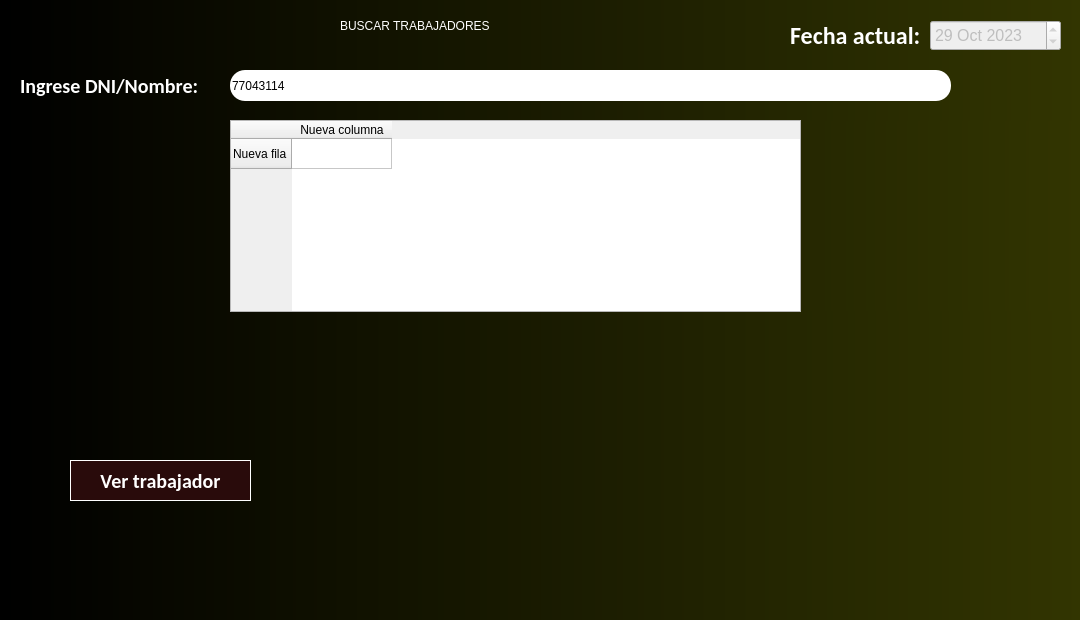
This is src/otros_recursos/GUI/TrabajadorBuscar.ui in JosueDanielGarciaBetancourt/CalculoSueldosProject as Qt 5 draws it before an edit. The edited form follows.
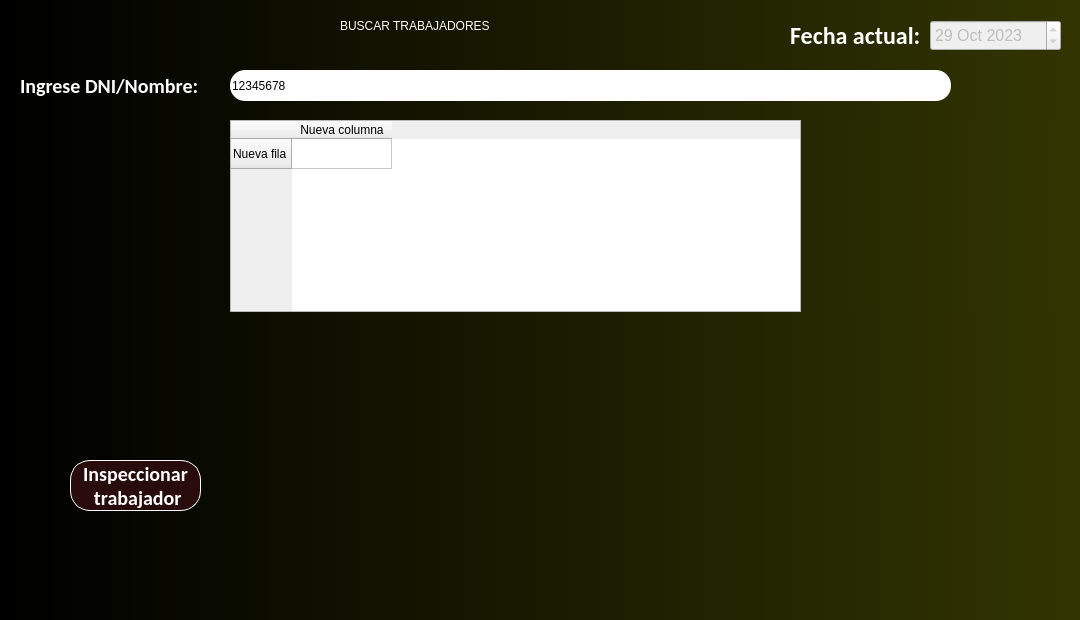
This is the edited form. Icons and pictures are not drawn.

Patch:
```diff
--- a/src/otros_recursos/GUI/TrabajadorBuscar.ui
+++ b/src/otros_recursos/GUI/TrabajadorBuscar.ui
@@ -94,7 +94,7 @@
 </string>
     </property>
     <property name="text">
-     <string>77043114</string>
+     <string>12345678</string>
     </property>
    </widget>
    <widget class="QDateEdit" name="dateEditFechaActual">
@@ -162,8 +162,8 @@
      <rect>
       <x>70</x>
       <y>460</y>
-      <width>181</width>
-      <height>41</height>
+      <width>131</width>
+      <height>51</height>
      </rect>
     </property>
     <property name="sizePolicy">
@@ -187,10 +187,12 @@
      <string notr="true">font: 700 15pt &quot;Calibri&quot;;
 color: white;
 border: 1px solid white;
+border-radius: 20px;
 background-color: rgb(41, 11, 11);</string>
     </property>
     <property name="text">
-     <string>Ver trabajador</string>
+     <string>Inspeccionar
+ trabajador</string>
     </property>
     <property name="checkable">
      <bool>false</bool>
```
Left out of the diff: 4 changed lines with no effect on the pictures.
